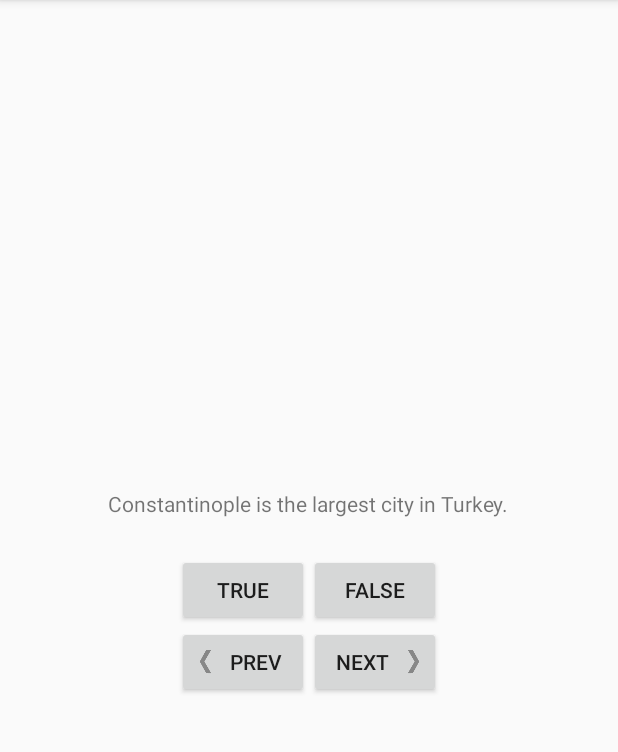
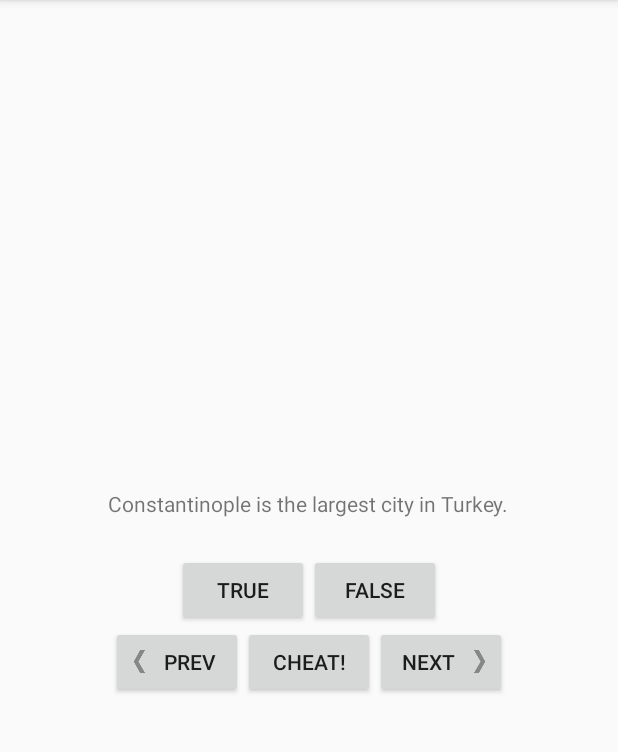
Before and after one commit to i1ana/GeoQuiz, an Android app: the screen it shows after launch (QuizActivity), on a phone screen of 412 x 824 dp, the part 84-836 px from its top. Run offline under Robolectric (Android 15) with nearby library versions, the phone set to English and light mode, and no system bars.

Commit message:
with cheat button completed

```diff
--- a/app/src/main/java/com/example/iho/geoquiz/QuizActivity.java
+++ b/app/src/main/java/com/example/iho/geoquiz/QuizActivity.java
@@ -1,5 +1,7 @@
 package com.example.iho.geoquiz;
 
+import android.app.Activity;
+import android.content.Intent;
 import android.support.v7.app.AppCompatActivity;
 import android.os.Bundle;
 import android.util.Log;
@@ -16,11 +18,13 @@ public class QuizActivity extends AppCompatActivity {
 
     private static final String TAG = "QuizActivity";
     private static final String KEY_INDEX = "index";
+    private static final int REQUEST_CODE_CHEAT = 0;
 
     private Button mTrueButton;
     private Button mFalseButton;
     private Button mNextButton;
     private Button mBackButton;
+    private Button mCheatButton;
     private TextView mQuestionTextView;
 
     private Question[] mQuestionBank = new Question[]{
@@ -33,6 +37,7 @@ public class QuizActivity extends AppCompatActivity {
     };
 
     private int mCurrentIndex = 0;
+    private boolean mIsCheater;
 
     @Override
     protected void onCreate(Bundle savedInstanceState) {
@@ -67,7 +72,19 @@ public class QuizActivity extends AppCompatActivity {
             @Override
             public void onClick(View v) {
                 mCurrentIndex = (mCurrentIndex + 1) % mQuestionBank.length;
+                mIsCheater = false;
                 updateQuestion();
+            }
+        });
+
+        mCheatButton = (Button) findViewById(R.id.cheat_button);
+        mCheatButton.setOnClickListener(new View.OnClickListener() {
+            @Override
+            public void onClick(View v){
+                //start CheatActivity
+                boolean answerIsTrue = mQuestionBank[mCurrentIndex].isAnswerTrue();
+                Intent intent = CheatActivity.newIntent(QuizActivity.this, answerIsTrue);
+                startActivityForResult(intent, REQUEST_CODE_CHEAT);
             }
         });
 
@@ -85,6 +102,20 @@ public class QuizActivity extends AppCompatActivity {
         });
 
         updateQuestion();
+    }
+
+    @Override
+    protected void onActivityResult(int requestCode, int resultCode, Intent data){
+        if(resultCode != Activity.RESULT_OK) {
+            return;
+        }
+
+        if(requestCode == REQUEST_CODE_CHEAT){
+            if(data == null){
+                return;
+            }
+            mIsCheater = CheatActivity.wasAnswerShown(data);
+        }
     }
 
     @Override
@@ -135,10 +166,15 @@ public class QuizActivity extends AppCompatActivity {
 
         int messageResId = 0;
 
-        if (userPressedTrue == answerIsTrue) {
-            messageResId = R.string.correct_toast;
+        if (mIsCheater) {
+            messageResId = R.string.judgment_toast;
         } else {
-            messageResId = R.string.incorrect_toast;
+
+            if (userPressedTrue == answerIsTrue) {
+                messageResId = R.string.correct_toast;
+            } else {
+                messageResId = R.string.incorrect_toast;
+            }
         }
 
         Toast.makeText(this, messageResId, Toast.LENGTH_SHORT)
--- a/app/src/main/res/layout-land/activity_quiz.xml
+++ b/app/src/main/res/layout-land/activity_quiz.xml
@@ -41,6 +41,13 @@
         android:drawablePadding="4dp" />
 
     <Button
+        android:id="@+id/cheat_button"
+        android:layout_width="wrap_content"
+        android:layout_height="wrap_content"
+        android:layout_gravity="bottom|center_horizontal"
+        android:text="@string/cheat_button"/>
+
+    <Button
         android:id="@+id/next_button"
         android:layout_width="wrap_content"
         android:layout_height="wrap_content"
@@ -51,4 +58,6 @@
 
 
 
+
+
 </FrameLayout>
--- a/app/src/main/res/layout/activity_quiz.xml
+++ b/app/src/main/res/layout/activity_quiz.xml
@@ -9,7 +9,7 @@
         android:id="@+id/question_text_view"
         android:layout_width="wrap_content"
         android:layout_height="wrap_content"
-        android:padding="24dp" />
+        android:padding="24dp"/>
 
     <LinearLayout
         android:layout_width="wrap_content"
@@ -20,13 +20,13 @@
             android:id="@+id/true_button"
             android:layout_width="wrap_content"
             android:layout_height="wrap_content"
-            android:text="@string/true_button" />
+            android:text="@string/true_button"/>
 
         <Button
             android:id="@+id/false_button"
             android:layout_width="wrap_content"
             android:layout_height="wrap_content"
-            android:text="@string/false_button" />
+            android:text="@string/false_button"/>
     </LinearLayout>
 
     <LinearLayout
@@ -39,17 +39,23 @@
             android:id="@+id/back_button"
             android:layout_width="wrap_content"
             android:layout_height="wrap_content"
-        android:text="@string/back_button"
             android:drawableLeft="@drawable/arrow_left"
-        android:drawablePadding="4dp" />
+            android:drawablePadding="4dp"
+            android:text="@string/back_button"/>
+
+        <Button
+            android:id="@+id/cheat_button"
+            android:layout_width="wrap_content"
+            android:layout_height="wrap_content"
+            android:text="@string/cheat_button"/>
 
         <Button
             android:id="@+id/next_button"
             android:layout_width="wrap_content"
             android:layout_height="wrap_content"
-        android:text="@string/next_button"
+            android:drawablePadding="4dp"
             android:drawableRight="@drawable/arrow_right"
-        android:drawablePadding="4dp"/>
+            android:text="@string/next_button"/>
     </LinearLayout>
 
 </LinearLayout>
--- a/app/src/main/res/values/strings.xml
+++ b/app/src/main/res/values/strings.xml
@@ -25,6 +25,14 @@
 
     <string name="incorrect_toast">Incorrect!</string>
 
+    <string name="warning_text">Are you sure want to do this?</string>
+
+    <string name="show_answer_button">Show Answer</string>
+
+    <string name="cheat_button">Cheat!</string>
+
+    <string name="judgment_toast">Cheating is for losers!</string>
+
     <string name="action_settings">Settings</string>
 
 
```
Also changed, not shown: app/src/main/AndroidManifest.xml (+12 -6 lines), app/src/main/java/com/example/iho/geoquiz/CheatActivity.java (added, +62 -0 lines), app/src/main/res/layout/activity_cheat.xml (added, +28 -0 lines). Lines whose indentation alone changed are shown as unchanged.
